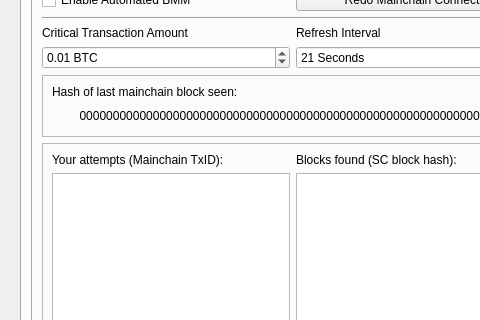
Above: src/qt/forms/sidechainpage.ui from skydogenet/sidechains before the change; both pictures show x 0 to 480 and y 121 to 441 of the 586 by 528 pixel window. Below: the same form after it.
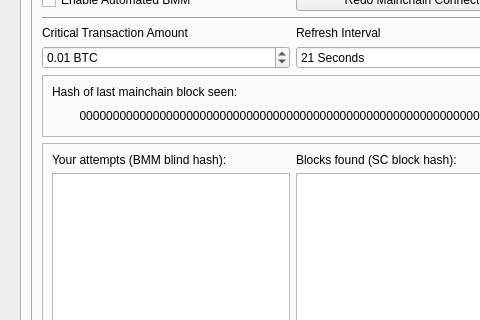
That is the form after the change. Icons and pictures are not drawn. Custom widgets are drawn as their Qt base class.

Diff of the .ui file:
```diff
--- a/src/qt/forms/sidechainpage.ui
+++ b/src/qt/forms/sidechainpage.ui
@@ -701,7 +701,7 @@
                   <item row="0" column="0">
                    <widget class="QLabel" name="label_18">
                     <property name="text">
-                     <string>Your attempts (Mainchain TxID):</string>
+                     <string>Your attempts (BMM blind hash):</string>
                     </property>
                    </widget>
                   </item>
```
